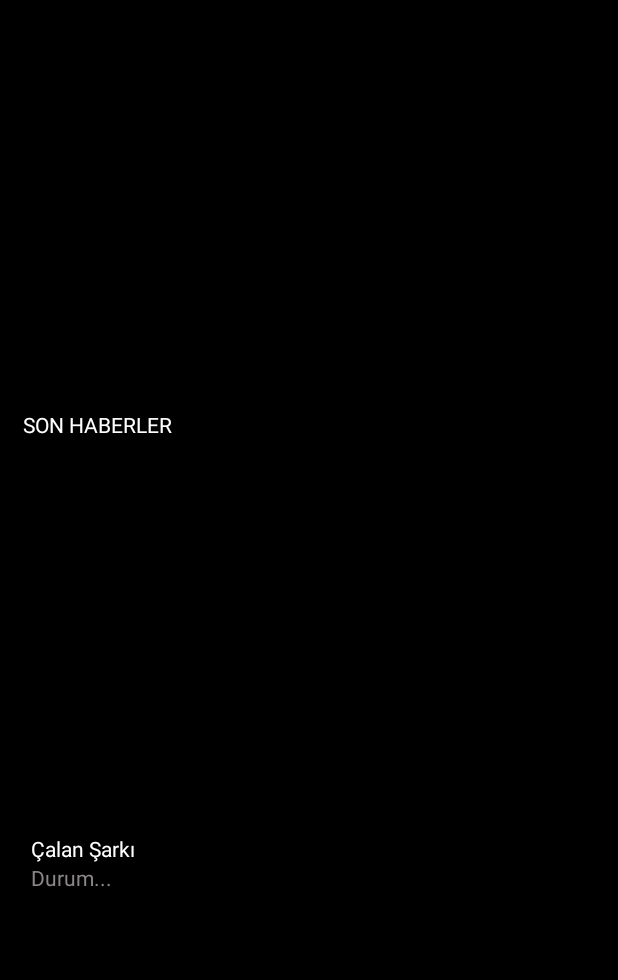
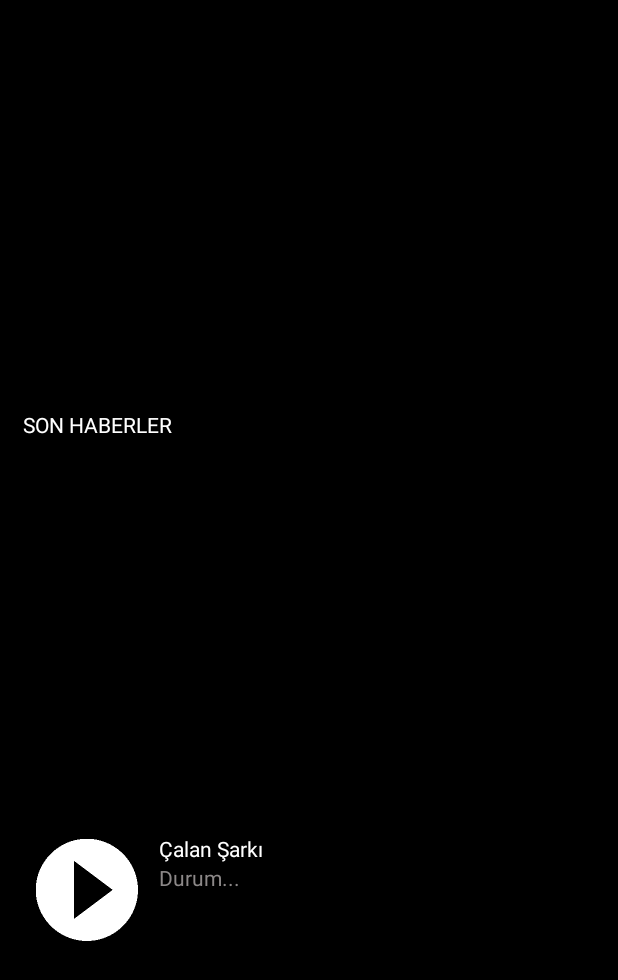
Before and after one commit to kymkbllr/cover-evi, an Android app: the layout activity_main.xml on its own in the app's theme, with its tools: preview values and no code run, on a phone screen of 412 x 824 dp. Shown: the top 980 px of the screen. Run offline under Robolectric (Android 15) with nearby library versions, the phone set to English and light mode, and no system bars.

Commit message:
anasayfa için adaptörler yazıldı

```diff
--- a/app/build.gradle
+++ b/app/build.gradle
@@ -31,4 +31,5 @@ dependencies {
     testCompile 'junit:junit:4.12'
     compile 'com.android.support:appcompat-v7:25.+'
     compile 'com.android.support:cardview-v7:25.2.0'
+    compile 'com.android.support:recyclerview-v7:25.2.0'
 }
--- a/app/src/main/res/layout/activity_main.xml
+++ b/app/src/main/res/layout/activity_main.xml
@@ -8,11 +8,14 @@
     android:padding="15dp"
     xmlns:android="http://schemas.android.com/apk/res/android" >
 
-    <HorizontalScrollView
+
+    <android.support.v7.widget.RecyclerView
         android:layout_width="match_parent"
+        android:layout_weight="1"
         android:layout_height="match_parent"
-        android:layout_weight="1">
-    </HorizontalScrollView>
+        android:orientation="horizontal"
+        android:id="@+id/rcYoutube"
+        app:layoutManager="android.support.v7.widget.LinearLayoutManager" />
 
     <TextView
        android:layout_width="match_parent"
@@ -26,7 +29,8 @@
        android:layout_width="match_parent"
        android:layout_height="match_parent"
        android:layout_weight="1"
-        android:numColumns="2">
+        android:numColumns="2"
+        android:id="@+id/gdHaber">
    </GridView>
 
 <LinearLayout
@@ -41,7 +45,11 @@
         android:layout_height="wrap_content"
         android:layout_weight="1"
         android:orientation="vertical">
-
+<ImageView
+    android:layout_width="wrap_content"
+    android:layout_height="wrap_content"
+    android:src="@drawable/play"
+    android:adjustViewBounds="true" />
     </LinearLayout>
 
     <LinearLayout
--- a/app/src/main/res/values/colors.xml
+++ b/app/src/main/res/values/colors.xml
@@ -1,7 +1,7 @@
 <?xml version="1.0" encoding="utf-8"?>
 <resources>
-    <color name="colorPrimary">#3F51B5</color>
-    <color name="colorPrimaryDark">#303F9F</color>
+    <color name="colorPrimary">#000</color>
+    <color name="colorPrimaryDark">#000</color>
     <color name="colorAccent">#FF4081</color>
     <color name="colorDark">#000000</color>
     <color name="colorwhite">#FFFFFF</color>
```
Also changed, not shown: app/src/main/java/com/coverevi/coverevi/HaberAdapter.java (added, +41 -0 lines), app/src/main/java/com/coverevi/coverevi/MainActivity.java (+18 -0 lines), app/src/main/java/com/coverevi/coverevi/YoutubeAdapter.java (added, +46 -0 lines), app/src/main/res/layout/haber_item.xml (+7 -1 lines).
